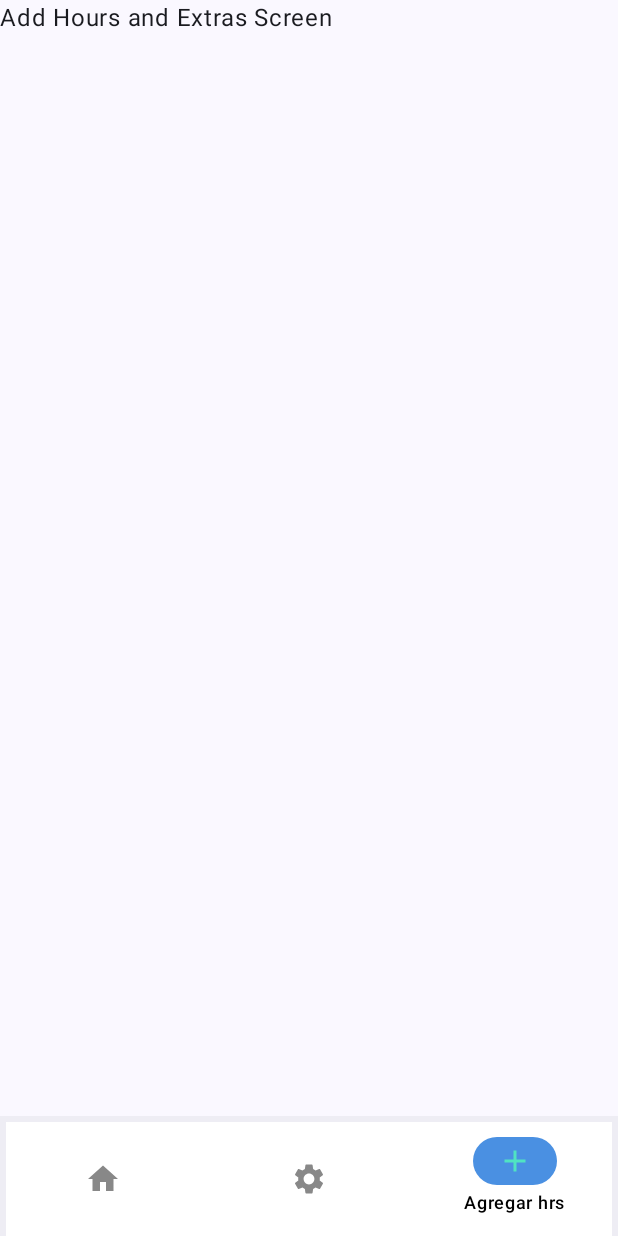
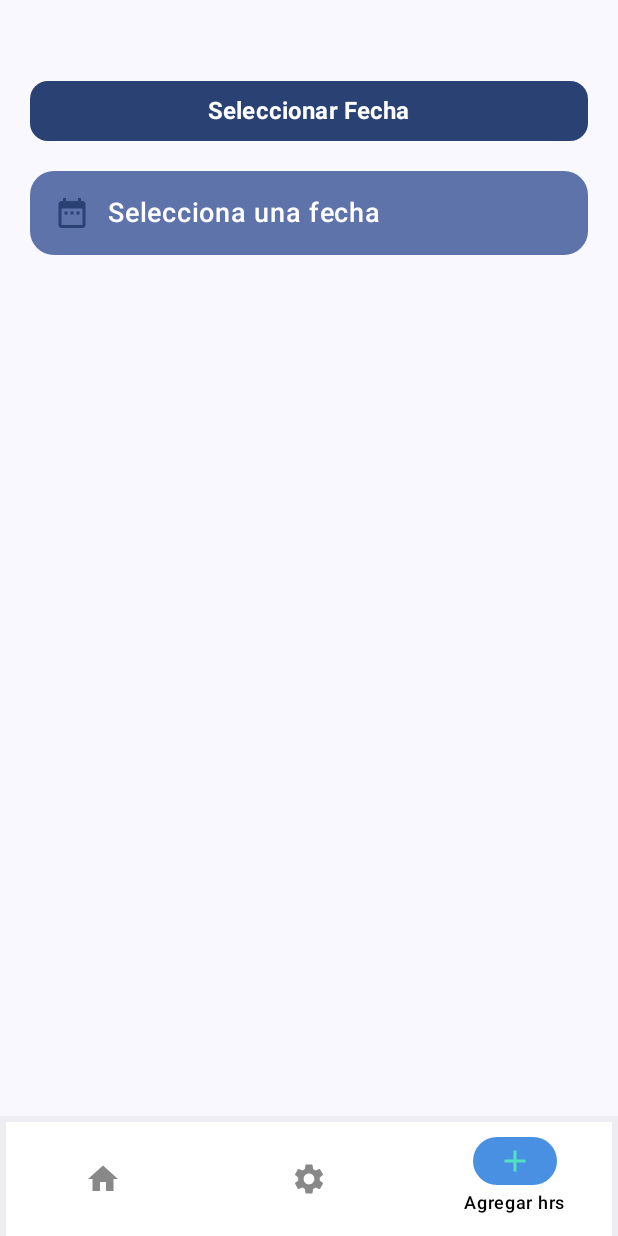
Before and after one commit to ricardosr4/OverTime, an Android app built with Jetpack Compose: the AddHrsExtrasScreen screen opened through its navigation route, on a phone screen of 412 x 824 dp. Run offline under Robolectric (Android 15) with nearby library versions, the phone set to English and light mode, and no system bars.

```diff
--- a/app/src/main/java/com/example/overtime/navigation/BottomNavGraph.kt
+++ b/app/src/main/java/com/example/overtime/navigation/BottomNavGraph.kt
@@ -1,5 +1,7 @@
 package com.example.overtime.navigation
 
+import android.os.Build
+import androidx.annotation.RequiresApi
 import androidx.compose.runtime.Composable
 import androidx.navigation.NavHostController
 import androidx.navigation.compose.NavHost
@@ -9,6 +11,7 @@ import com.example.overtime.ui.configuration.ConfigScreen
 import com.example.overtime.ui.home.presenter.HomeScreen
 
 
+@RequiresApi(Build.VERSION_CODES.O)
 @Composable
 fun BottomNavGraph(
     navController: NavHostController
@@ -20,7 +23,7 @@ fun BottomNavGraph(
     ) {
 
         composable(AppScreen.HomeScreen.route) {
-            HomeScreen()
+            HomeScreen(navController = navController)
         }
         composable(AppScreen.ConfigScreen.route) {
             ConfigScreen()
--- a/app/src/main/java/com/example/overtime/navigation/NavGrapf.kt
+++ b/app/src/main/java/com/example/overtime/navigation/NavGrapf.kt
@@ -1,5 +1,7 @@
 package com.example.overtime.navigation
 
+import android.os.Build
+import androidx.annotation.RequiresApi
 import androidx.compose.runtime.Composable
 import androidx.navigation.NavHostController
 import androidx.navigation.compose.NavHost
@@ -12,6 +14,7 @@ import com.example.overtime.ui.preLogin.presenter.PreLoginScreen
 import com.example.overtime.ui.register.presenter.RegisterScreen
 import com.example.overtime.ui.splasScreen.SplashScreen
 
+@RequiresApi(Build.VERSION_CODES.O)
 @Composable
 fun NavGraph(
     navController: NavHostController
@@ -19,7 +22,7 @@ fun NavGraph(
 ) {
     NavHost(
         navController = navController,
-        startDestination = AppScreen.HomeScreen.route
+        startDestination = AppScreen.SplashScreen.route
     ) {
 
         composable(AppScreen.SplashScreen.route) {
@@ -44,7 +47,9 @@ fun NavGraph(
 
         }
         composable(AppScreen.HomeScreen.route) {
-            HomeScreen()
+            HomeScreen(
+                navController = navController
+            )
         }
         composable(AppScreen.ConfigScreen.route) {
             ConfigScreen()
--- a/app/src/main/java/com/example/overtime/ui/addHrsExtras/AddHrsExtrasScreen.kt
+++ b/app/src/main/java/com/example/overtime/ui/addHrsExtras/AddHrsExtrasScreen.kt
@@ -1,9 +1,116 @@
 package com.example.overtime.ui.addHrsExtras
 
+import androidx.compose.foundation.background
+import androidx.compose.foundation.layout.Arrangement
+import androidx.compose.foundation.layout.Column
+import androidx.compose.foundation.layout.Row
+import androidx.compose.foundation.layout.Spacer
+import androidx.compose.foundation.layout.fillMaxSize
+import androidx.compose.foundation.layout.fillMaxWidth
+import androidx.compose.foundation.layout.height
+import androidx.compose.foundation.layout.padding
+import androidx.compose.foundation.layout.width
+import androidx.compose.foundation.shape.RoundedCornerShape
+import androidx.compose.material.icons.Icons
+import androidx.compose.material.icons.filled.DateRange
+import androidx.compose.material3.Button
+import androidx.compose.material3.ButtonDefaults
+import androidx.compose.material3.Card
+import androidx.compose.material3.CardDefaults
+import androidx.compose.material3.DatePicker
+import androidx.compose.material3.DatePickerDialog
+import androidx.compose.material3.ExperimentalMaterial3Api
+import androidx.compose.material3.Icon
+import androidx.compose.material3.MaterialTheme
 import androidx.compose.material3.Text
+import androidx.compose.material3.TextButton
+import androidx.compose.material3.rememberDatePickerState
 import androidx.compose.runtime.Composable
+import androidx.compose.runtime.LaunchedEffect
+import androidx.compose.runtime.getValue
+import androidx.compose.runtime.mutableStateOf
+import androidx.compose.runtime.remember
+import androidx.compose.runtime.setValue
+import androidx.compose.ui.Alignment
+import androidx.compose.ui.Modifier
+import androidx.compose.ui.text.font.FontWeight
+import androidx.compose.ui.unit.dp
+import androidx.compose.ui.unit.sp
+import java.text.SimpleDateFormat
+import java.util.Date
+import java.util.Locale
 
+@OptIn(ExperimentalMaterial3Api::class)
 @Composable
 fun AddHrsExtrasScreen(){
-    Text(text = "Add Hours and Extras Screen")
+    var showDatePicker by remember { mutableStateOf(false) }
+    var selectedDate by remember { mutableStateOf("Selecciona una fecha") }
+
+    Column(
+        modifier = Modifier
+            .fillMaxSize()
+            .background(MaterialTheme.colorScheme.background)
+            .padding(start = 20.dp, end = 20.dp, top = 50.dp),
+        verticalArrangement = Arrangement.Top,
+        horizontalAlignment = Alignment.CenterHorizontally
+    ) {
+        // 📌 Tarjeta con la fecha seleccionada y un icono de calendario
+
+
+        Button(
+            onClick = { showDatePicker = true },
+            colors = ButtonDefaults.buttonColors(containerColor = MaterialTheme.colorScheme.primary),
+            shape = RoundedCornerShape(12.dp),
+            modifier = Modifier.fillMaxWidth()
+        ) {
+            Text(text = "Seleccionar Fecha", fontSize = 16.sp, fontWeight = FontWeight.Bold)
+        }
+        Spacer(modifier = Modifier.height(16.dp))
+        Card(
+            colors = CardDefaults.cardColors(containerColor = MaterialTheme.colorScheme.primaryContainer),
+            shape = RoundedCornerShape(16.dp),
+            modifier = Modifier
+                .fillMaxWidth()
+                .padding(bottom = 16.dp)
+        ) {
+            Row(
+                modifier = Modifier.padding(16.dp),
+                verticalAlignment = Alignment.CenterVertically
+            ) {
+                Icon(
+                    imageVector = Icons.Default.DateRange, // 🔄 Cambio aquí
+                    contentDescription = "Calendario",
+                    tint = MaterialTheme.colorScheme.primary
+                )
+                Spacer(modifier = Modifier.width(12.dp))
+                Text(
+                    text = selectedDate,
+                    fontSize = 18.sp,
+                    fontWeight = FontWeight.Medium,
+                    color = MaterialTheme.colorScheme.onPrimaryContainer
+                )
+            }
+        }
+
+        if (showDatePicker) {
+            DatePickerDialog(
+                onDismissRequest = { showDatePicker = false },
+                confirmButton = {
+                    TextButton(onClick = { showDatePicker = false }) {
+                        Text("Aceptar", fontSize = 16.sp, fontWeight = FontWeight.Bold)
+                    }
+                }
+            ) {
+                val datePickerState = rememberDatePickerState()
+                DatePicker(state = datePickerState)
+
+                LaunchedEffect(datePickerState.selectedDateMillis) {
+                    datePickerState.selectedDateMillis?.let { millis ->
+                        val sdf = SimpleDateFormat("dd/MM/yyyy", Locale.getDefault())
+                        selectedDate = sdf.format(Date(millis))
+                    }
+                }
+            }
+        }
+    }
 }
--- a/app/src/main/java/com/example/overtime/ui/home/presenter/HomeScreen.kt
+++ b/app/src/main/java/com/example/overtime/ui/home/presenter/HomeScreen.kt
@@ -15,6 +15,7 @@ import androidx.compose.ui.Modifier
 import androidx.compose.ui.graphics.Color
 import androidx.compose.ui.unit.dp
 import androidx.compose.ui.unit.sp
+import androidx.navigation.NavController
 import com.example.overtime.ui.theme.ButtonPrimary
 
 import java.time.LocalDate
@@ -23,7 +24,7 @@ import java.util.Locale
 
 @RequiresApi(Build.VERSION_CODES.O)
 @Composable
-fun HomeScreen() {
+fun HomeScreen(navController: NavController) {
     val currentMonth =
         remember { LocalDate.now().month.getDisplayName(TextStyle.FULL, Locale("es", "ES")) }
 
--- a/app/src/main/java/com/example/overtime/ui/login/state/LoginState.kt
+++ b/app/src/main/java/com/example/overtime/ui/login/state/LoginState.kt
@@ -8,5 +8,8 @@ data class LoginState(
     val password: String = "",
     val isPasswordVisible: Boolean = false,
     val isFormValid: Boolean = false,
+    val isSuccess: Boolean = false,  // Para saber si el login fue exitoso
+    val errorMessage: String? = null, // Para mostrar errores
+    val isLoginAttempted: Boolean = false, // Estado para saber si se intentó el login
     val passwordVisualTransformation: VisualTransformation = PasswordVisualTransformation()
 )
--- a/app/src/main/java/com/example/overtime/ui/register/state/RegisterState.kt
+++ b/app/src/main/java/com/example/overtime/ui/register/state/RegisterState.kt
@@ -14,6 +14,9 @@ data class RegisterState(
     val isFormValid: Boolean = false,
 
     val passwordVisualTransformation: VisualTransformation = PasswordVisualTransformation(),
-    val passwordConfirmationVisualTransformation: VisualTransformation = PasswordVisualTransformation()
+    val passwordConfirmationVisualTransformation: VisualTransformation = PasswordVisualTransformation(),
+
+    val isSuccess: Boolean = false,  // Para saber si el registro fue exitoso
+    val errorMessage: String? = null // Para mostrar errores
 
 )
```
Also changed, not shown: app/src/main/java/com/example/overtime/ui/login/presenter/LoginScreen.kt (+22 -3 lines), app/src/main/java/com/example/overtime/ui/login/viewModel/LoginViewModel.kt (+27 -2 lines), app/src/main/java/com/example/overtime/ui/register/presenter/RegisterScreen.kt (+10 -2 lines), app/src/main/java/com/example/overtime/ui/register/viewModel/RegisterViewModel.kt (+21 -0 lines).
